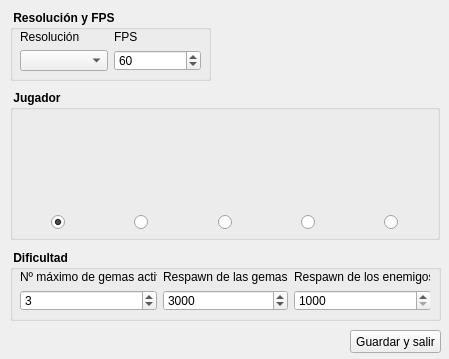
Above: lib/gui.ui from camador/gemas before the change. Below: the same form after it.
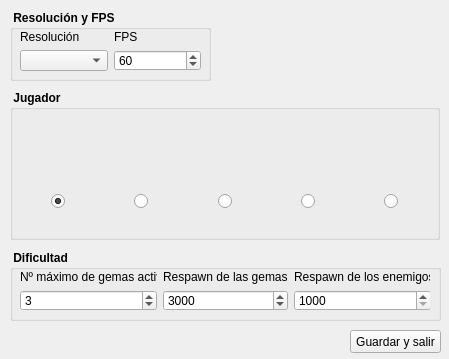
That is the form after the change. Icons and pictures are not drawn.

Commit message: Alineación vertical de los radiobuttons

What changed in the file:
```diff
--- a/lib/gui.ui
+++ b/lib/gui.ui
@@ -181,7 +181,7 @@
         </property>
        </widget>
       </item>
-      <item row="1" column="0" alignment="Qt::AlignHCenter">
+      <item row="1" column="0" alignment="Qt::AlignHCenter|Qt::AlignVCenter">
        <widget class="QRadioButton" name="rdbJugador1">
         <property name="text">
          <string/>
@@ -191,28 +191,28 @@
         </property>
        </widget>
       </item>
-      <item row="1" column="1" alignment="Qt::AlignHCenter">
+      <item row="1" column="1" alignment="Qt::AlignHCenter|Qt::AlignVCenter">
        <widget class="QRadioButton" name="rdbJugador2">
         <property name="text">
          <string/>
         </property>
        </widget>
       </item>
-      <item row="1" column="2" alignment="Qt::AlignHCenter">
+      <item row="1" column="2" alignment="Qt::AlignHCenter|Qt::AlignVCenter">
        <widget class="QRadioButton" name="rdbJugador3">
         <property name="text">
          <string/>
         </property>
        </widget>
       </item>
-      <item row="1" column="3" alignment="Qt::AlignHCenter">
+      <item row="1" column="3" alignment="Qt::AlignHCenter|Qt::AlignVCenter">
        <widget class="QRadioButton" name="rdbJugador4">
         <property name="text">
          <string/>
         </property>
        </widget>
       </item>
-      <item row="1" column="4" alignment="Qt::AlignHCenter">
+      <item row="1" column="4" alignment="Qt::AlignHCenter|Qt::AlignVCenter">
        <widget class="QRadioButton" name="rdbJugador5">
         <property name="text">
          <string/>
```
